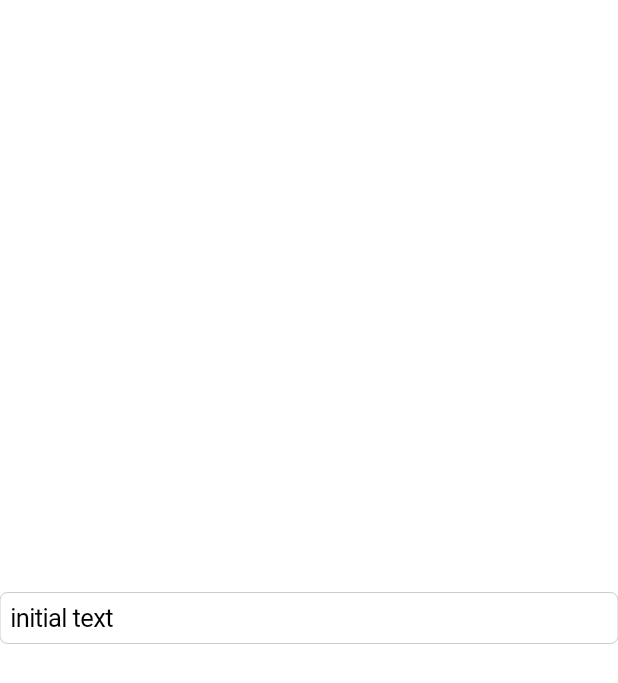
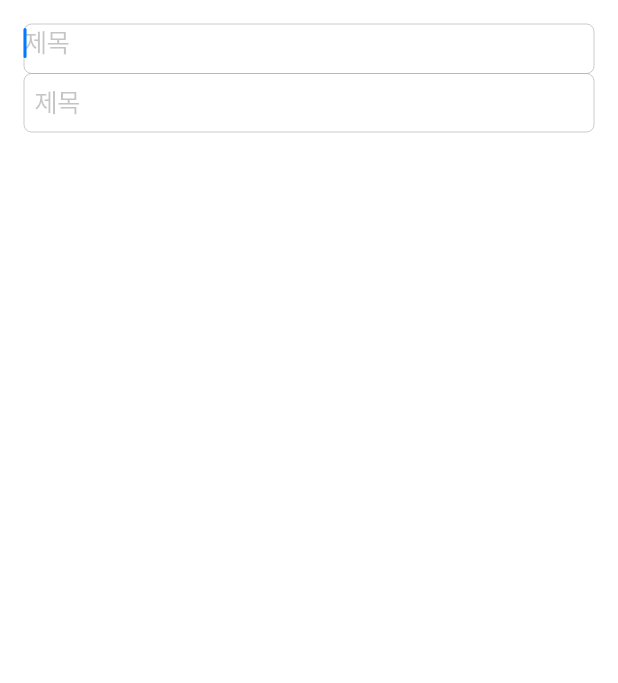
Before and after one commit to xeken/accobo, a Flutter app: the AddItem screen opened directly, on a phone screen of 412 x 824 dp. Shown: the top 683 px of the screen. Run offline on Flutter 3.47's test engine with Material 2 defaults, Android fonts, the phone set to English and light mode, and no system bars.

```diff
--- a/lib/pages/AddItemRoute.dart
+++ b/lib/pages/AddItemRoute.dart
@@ -1,3 +1,4 @@
+import 'package:accobo/models/AccoboItem.dart';
 import 'package:flutter/cupertino.dart';
 
 class AddItem extends StatefulWidget{
@@ -7,19 +8,32 @@ class AddItem extends StatefulWidget{
 }
 
 class _AddItemState extends State<AddItem> {
-  TextEditingController _textController;
+
+  AccoboItem accoboItem;
 
   @override
   void initState() {
     super.initState();
-    _textController = TextEditingController(text: 'initial text');
+
   }
 
   Widget build(BuildContext context){
     return CupertinoPageScaffold(
-      child: Center(
-        //child: Text("AddItem"),
-        child: CupertinoTextField(controller: _textController),
+      child: Padding(
+        padding: const EdgeInsets.all(16),
+        child: Column(
+          children: <Widget>[
+            CupertinoTextField(
+              autofocus: true,
+              placeholder: "제목",
+              padding: const EdgeInsets.only(bottom: 8),
+              //onSubmitted: accoboItem.,
+            ),
+            CupertinoTextField(
+              placeholder: "제목",
+            ),
+          ],
+        ),
       ),
       backgroundColor: CupertinoColors.white,
     );
```
Also changed, not shown: lib/main.dart (line endings or trailing spaces).
